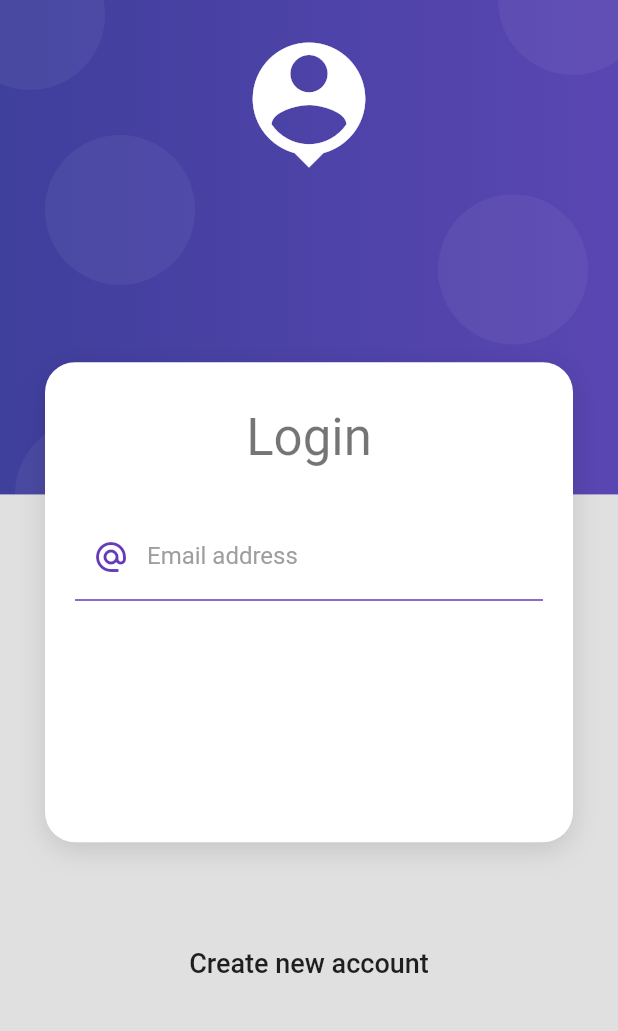
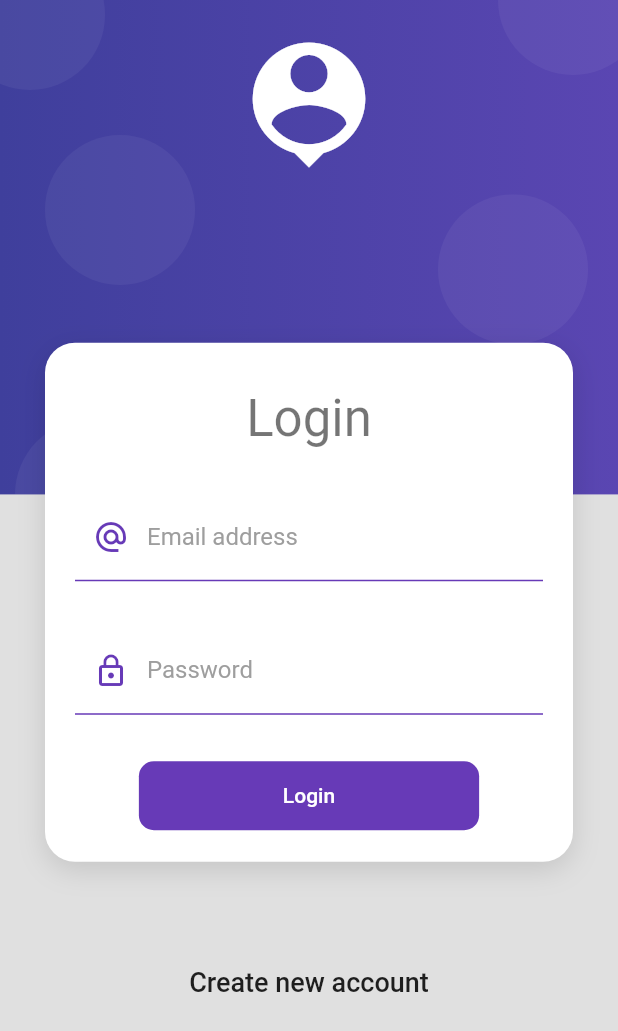
Before and after one commit to Josehdez96/form_design, a Flutter app: the screen it shows after launch, on a phone screen of 412 x 824 dp. Shown: the top 1031 px of the screen. Run offline on Flutter 3.47's test engine with Material 2 defaults, Android fonts, the phone set to English and light mode, and no system bars.

Commit message:
feat(custom_form): styles

```diff
--- a/lib/ui/input_decorations.dart
+++ b/lib/ui/input_decorations.dart
@@ -1,20 +1,26 @@
 import 'package:flutter/material.dart';
 
 class InputDecorations {
-  static InputDecoration loginInputDecoration() {
-    return const InputDecoration(
-      enabledBorder: UnderlineInputBorder(
+  static InputDecoration loginInputDecoration({
+    required String hintText,
+    required String labelText,
+    IconData? prefixIcon
+  }) {
+    return InputDecoration(
+      enabledBorder: const UnderlineInputBorder(
         borderSide: BorderSide(color: Colors.deepPurple),
       ),
-      focusedBorder: UnderlineInputBorder(
+      focusedBorder: const UnderlineInputBorder(
         borderSide: BorderSide(color: Colors.deepPurple, width: 2),
       ),
-      hintText: 'rick@itlooksfake.com',
-      labelText: 'Email address',
-      labelStyle: TextStyle(
+      hintText: hintText,
+      labelText: labelText,
+      labelStyle: const TextStyle(
         color: Colors.grey
       ),
-      prefixIcon: Icon(Icons.alternate_email, color: Colors.deepPurple)
+      prefixIcon: (prefixIcon != null)
+        ? Icon(prefixIcon, color: Colors.deepPurple)
+        : null
     );
   }
 }
--- a/lib/widgets/custom_form.dart
+++ b/lib/widgets/custom_form.dart
@@ -68,7 +68,6 @@ class _LoginForm extends StatelessWidget {
   @override
   Widget build(BuildContext context) {
     return SizedBox(
-      height: 200,
       width: double.infinity,
       child: Form(
         child: Column(
@@ -76,7 +75,38 @@ class _LoginForm extends StatelessWidget {
             TextFormField(
               autocorrect: false,
               keyboardType: TextInputType.emailAddress,
-              decoration: InputDecorations.loginInputDecoration()
+              decoration: InputDecorations.loginInputDecoration(
+                hintText: 'rick@itlooksfake.com',
+                labelText: 'Email address',
+                prefixIcon: Icons.alternate_email
+              )
+            ),
+            const SizedBox(height: 30),
+            TextFormField(
+              autocorrect: false,
+              obscureText: true,
+              decoration: InputDecorations.loginInputDecoration(
+                hintText: '*******',
+                labelText: 'Password',
+                prefixIcon: Icons.lock_outline
+              )
+            ),
+            const SizedBox(height: 30),
+            MaterialButton(
+              shape: RoundedRectangleBorder(borderRadius: BorderRadius.circular(10)),
+              disabledColor: Colors.grey,
+              elevation: 0,
+              color: Colors.deepPurple,
+              child: Container(
+                padding: const EdgeInsets.symmetric(horizontal: 80, vertical: 15),
+                child: const Text(
+                  'Login',
+                  style: TextStyle(
+                    color: Colors.white
+                  ),
+                ),
+              ),
+              onPressed: () {},
             )
           ]
         )
```
